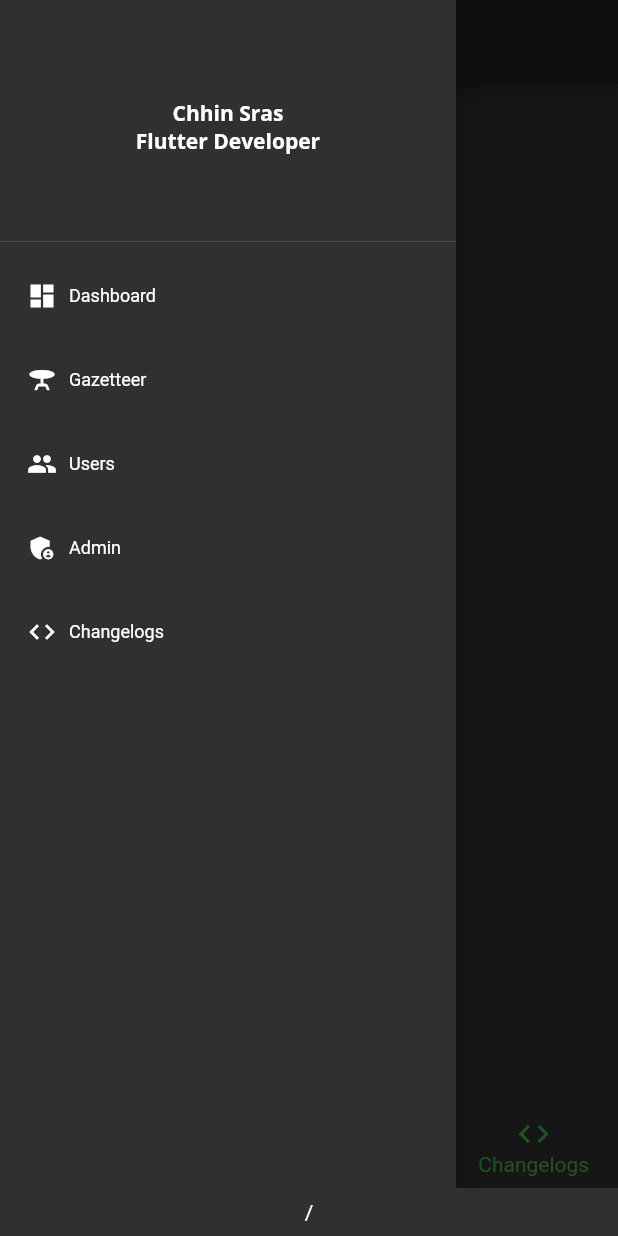
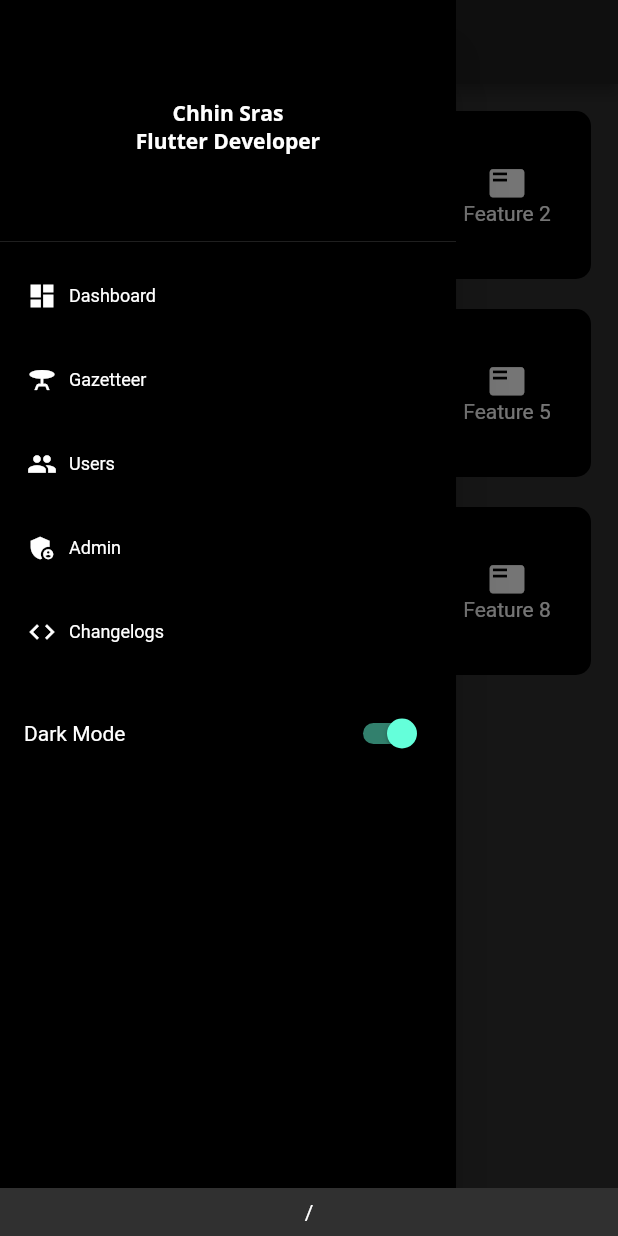
Before and after one commit to chhinsras/MiniStarter, a Flutter app: the screen it shows after launch, with the side drawer open, on a phone screen of 412 x 824 dp. Run offline on Flutter 3.47's test engine with Material 2 defaults, Android fonts, the phone set to English and light mode, and no system bars; our stand-ins replace bot_toast, dio, flutter_dotenv, flutter_riverpod, go_router, google_fonts and 1 more.

Commit message:
update theme color

```diff
--- a/hybrid/lib/config/app_theme.dart
+++ b/hybrid/lib/config/app_theme.dart
@@ -60,6 +60,7 @@ class AppTheme {
 
   static ThemeData light() {
     return ThemeData(
+      primaryColor: Colors.teal,
       brightness: Brightness.light,
       checkboxTheme: CheckboxThemeData(
         fillColor: MaterialStateColor.resolveWith(
@@ -70,14 +71,14 @@ class AppTheme {
       ),
       appBarTheme: const AppBarTheme(
         foregroundColor: Colors.black,
-        backgroundColor: Colors.white,
+        backgroundColor: Colors.teal,
       ),
       floatingActionButtonTheme: const FloatingActionButtonThemeData(
         foregroundColor: Colors.white,
         backgroundColor: Colors.black,
       ),
       bottomNavigationBarTheme: const BottomNavigationBarThemeData(
-        selectedItemColor: Colors.green,
+        selectedItemColor: Colors.teal,
       ),
       textTheme: lightTextTheme,
     );
@@ -85,6 +86,7 @@ class AppTheme {
 
   static ThemeData dark() {
     return ThemeData(
+      primaryColor: Colors.black,
       brightness: Brightness.dark,
       appBarTheme: AppBarTheme(
         foregroundColor: Colors.white,
@@ -92,10 +94,10 @@ class AppTheme {
       ),
       floatingActionButtonTheme: const FloatingActionButtonThemeData(
         foregroundColor: Colors.white,
-        backgroundColor: Colors.green,
+        backgroundColor: Colors.teal,
       ),
       bottomNavigationBarTheme: const BottomNavigationBarThemeData(
-        selectedItemColor: Colors.green,
+        selectedItemColor: Colors.teal,
       ),
       textTheme: darkTextTheme,
     );
--- a/hybrid/lib/main.dart
+++ b/hybrid/lib/main.dart
@@ -34,6 +34,7 @@ class MyApp extends ConsumerWidget {
       future: appManager.fetchLocale(),
       builder: (context, snapshot) => MaterialApp.router(
         title: 'Mini Starter',
+        debugShowCheckedModeBanner: false,
         theme: theme,
         locale: appManager.appLocale,
         supportedLocales: AppProvider.supportedLanguage,
--- a/hybrid/lib/views/home/home_page.dart
+++ b/hybrid/lib/views/home/home_page.dart
@@ -3,6 +3,7 @@ import 'package:flutter_riverpod/flutter_riverpod.dart';
 import 'package:go_router/go_router.dart';
 import 'package:hybrid/api/agent.dart';
 import 'package:hybrid/extensions/extensions.dart';
+import 'package:hybrid/providers/app_provider.dart';
 import 'package:hybrid/providers/providers.dart';
 import 'package:hybrid/views/admin/admin_page.dart';
 import 'package:hybrid/views/audit/audit_page.dart';
@@ -70,11 +71,75 @@ class _HomePageState extends ConsumerState<HomePage>
           //   onTap: (index) => _tap(context, index, menuList[index].route!),
           // ),
         ),
-      drawer: Drawer(
+        drawer: appDrawer(context),
+        body: GridView.count(
+          padding: const EdgeInsets.all(8),
+          crossAxisCount: 3,
+          children: [
+            for (AppMenuItem item in moduleMenuList) moduleMenuItem(item),
+          ],
+        )
+        // SafeArea(
+        //     child: Column(
+        //   crossAxisAlignment: CrossAxisAlignment.start,
+        //   children: [
+        //     Expanded(
+        //       flex: 10,
+        //       child: IndexedStack(
+        //         index: appState.getSelectedTab,
+        //         children: pages,
+        //       ),
+        //     ),
+        //   ],
+        // )),
+        // body: TabBarView(controller: _controller, children: pages),
+        // bottomNavigationBar: BottomNavigationBar(
+        //     currentIndex: appState.getSelectedTab,
+        //     onTap: (index) {
+        //       appState.goToTab(index);
+        //     },
+        //     items: const <BottomNavigationBarItem>[
+        //       BottomNavigationBarItem(
+        //           icon: Icon(Icons.dashboard), label: 'Dashboard'),
+        //       BottomNavigationBarItem(
+        //           icon: Icon(Icons.table_bar), label: 'Gazetteer'),
+        //       BottomNavigationBarItem(icon: Icon(Icons.people), label: 'Users'),
+        //       BottomNavigationBarItem(
+        //           icon: Icon(Icons.admin_panel_settings), label: 'Admin'),
+        //       BottomNavigationBarItem(
+        //           icon: Icon(Icons.code), label: 'Changelogs'),
+        //     ]),
+        );
+  }
+
+  Container moduleMenuItem(AppMenuItem item) {
+    return Container(
+        margin: const EdgeInsets.all(10),
+        width: 100,
+        height: 100,
+        decoration: BoxDecoration(
+            borderRadius: BorderRadius.circular(10),
+            color: Theme.of(context).primaryColor),
+        child: Column(
+          mainAxisAlignment: MainAxisAlignment.center,
+          crossAxisAlignment: CrossAxisAlignment.center,
+          children: [
+            Icon(
+              item.icon,
+              size: 25,
+            ),
+            Text(item.text),
+          ],
+        ));
+  }
+
+  Drawer appDrawer(BuildContext context) {
+    return Drawer(
+      backgroundColor: Theme.of(context).primaryColor,
       child: ListView(
         children: [
           DrawerHeader(
-              decoration: const BoxDecoration(),
+            decoration: BoxDecoration(),
             child: Center(
                 child: Column(
               mainAxisAlignment: MainAxisAlignment.center,
@@ -82,9 +147,11 @@ class _HomePageState extends ConsumerState<HomePage>
             )),
           ),
           Wrap(children: [
-              for (AppMenuItem item in menuList)
+            for (AppMenuItem item in drawerMenuList)
               InkWell(
-                  onTap: () => context.go(item.route!),
+                onTap: () => context.go(item.route),
+                child: InkWell(
+                  onTap: () => context.go(item.route),
                   child: Container(
                       // width: 100,
                       // height: 50,
@@ -103,83 +170,36 @@ class _HomePageState extends ConsumerState<HomePage>
                           ),
                           const SizedBox(width: 8.0),
                           Text(
-                            item.text!,
+                            item.text,
                             style: const TextStyle(fontSize: 12.0),
                           )
                         ],
                       )),
                 ),
+              ),
           ]),
+          buildDarkModeRow()
         ],
       ),
+    );
+  }
+
+  Widget buildDarkModeRow() {
+    final profileState = ref.read(profileProvider);
+    return Padding(
+      padding: const EdgeInsets.all(16.0),
+      child: Row(
+        mainAxisAlignment: MainAxisAlignment.spaceBetween,
+        children: [
+          const Text('Dark Mode'),
+          Switch(
+            value: profileState.darkMode,
+            onChanged: (value) {
+              profileState.darkMode = value;
+            },
+          )
+        ],
       ),
-      body: SafeArea(
-          child: Column(
-        crossAxisAlignment: CrossAxisAlignment.start,
-        children: [
-          // Flexible(
-          //   flex: 2,
-          //   child: Container(
-          //     color: Colors.red,
-          //     width: double.infinity,
-          //     // height: SizeConfig.screenHeight,
-          //     child: Wrap(children: [
-          //       for (AppMenuItem item in menuList)
-          //         InkWell(
-          //           onTap: () => context.go(item.route!),
-          //           child: Container(
-          //               width: 100,
-          //               // height: 50,
-          //               margin: const EdgeInsets.all(10.0),
-          //               padding: const EdgeInsets.all(8.0),
-          //               decoration: BoxDecoration(
-          //                   color: Colors.red.shade900,
-          //                   borderRadius: BorderRadius.circular(5.0)),
-          //               child: Row(
-          //                 crossAxisAlignment: CrossAxisAlignment.center,
-          //                 mainAxisAlignment: MainAxisAlignment.center,
-          //                 children: [
-          //                   Icon(
-          //                     item.icon,
-          //                     size: 20.0,
-          //                   ),
-          //                   // const SizedBox(width: 8.0),
-          //                   Text(
-          //                     item.text!,
-          //                     style: const TextStyle(fontSize: 12.0),
-          //                   )
-          //                 ],
-          //               )),
-          //         ),
-          //     ]),
-          //   ),
-          // ),
-          Expanded(
-            flex: 10,
-            child: IndexedStack(
-              index: appState.getSelectedTab,
-              children: pages,
-            ),
-          ),
-        ],
-      )),
-      // body: TabBarView(controller: _controller, children: pages),
-      bottomNavigationBar: BottomNavigationBar(
-          currentIndex: appState.getSelectedTab,
-          onTap: (index) {
-            appState.goToTab(index);
-          },
-          items: const <BottomNavigationBarItem>[
-            BottomNavigationBarItem(
-                icon: Icon(Icons.dashboard), label: 'Dashboard'),
-            BottomNavigationBarItem(
-                icon: Icon(Icons.table_bar), label: 'Gazetteer'),
-            BottomNavigationBarItem(icon: Icon(Icons.people), label: 'Users'),
-            BottomNavigationBarItem(
-                icon: Icon(Icons.admin_panel_settings), label: 'Admin'),
-            BottomNavigationBarItem(
-                icon: Icon(Icons.code), label: 'Changelogs'),
-          ]),
     );
   }
 }
--- a/hybrid/lib/views/home/menu_list.dart
+++ b/hybrid/lib/views/home/menu_list.dart
@@ -1,17 +1,37 @@
 import 'package:flutter/material.dart';
 
 class AppMenuItem {
-  final String? text;
+  final String text;
   final IconData icon;
-  final String? route;
+  final String route;
 
   AppMenuItem({required this.text, required this.icon, required this.route});
 }
 
-List<AppMenuItem> menuList = [
+List<AppMenuItem> drawerMenuList = [
   AppMenuItem(text: 'Dashboard', icon: Icons.dashboard, route: '/dashboard'),
   AppMenuItem(text: 'Gazetteer', icon: Icons.table_bar, route: '/gazetteer'),
   AppMenuItem(text: 'Users', icon: Icons.people, route: '/user'),
   AppMenuItem(text: 'Admin', icon: Icons.admin_panel_settings, route: '/admin'),
   AppMenuItem(text: 'Changelogs', icon: Icons.code, route: '/audit'),
 ];
+
+List<AppMenuItem> moduleMenuList = [
+  AppMenuItem(text: 'Dashboard', icon: Icons.dashboard, route: '/dashboard'),
+  AppMenuItem(
+      text: 'Feature 1', icon: Icons.featured_play_list, route: '/feature'),
+  AppMenuItem(
+      text: 'Feature 2', icon: Icons.featured_play_list, route: '/feature'),
+  AppMenuItem(
+      text: 'Feature 3', icon: Icons.featured_play_list, route: '/feature'),
+  AppMenuItem(
+      text: 'Feature 4', icon: Icons.featured_play_list, route: '/feature'),
+  AppMenuItem(
+      text: 'Feature 5', icon: Icons.featured_play_list, route: '/feature'),
+  AppMenuItem(
+      text: 'Feature 6', icon: Icons.featured_play_list, route: '/feature'),
+  AppMenuItem(
+      text: 'Feature 7', icon: Icons.featured_play_list, route: '/feature'),
+  AppMenuItem(
+      text: 'Feature 8', icon: Icons.featured_play_list, route: '/feature'),
+];
```
Lines whose indentation alone changed are shown as unchanged.
